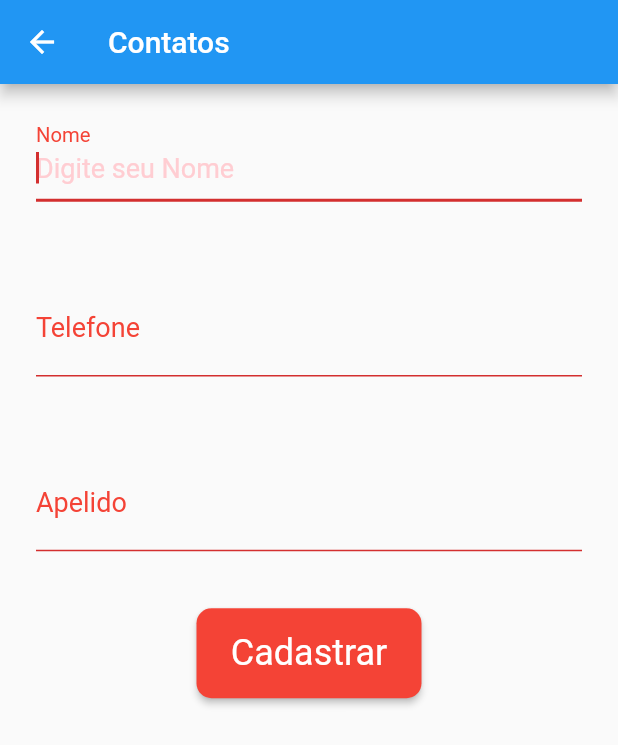
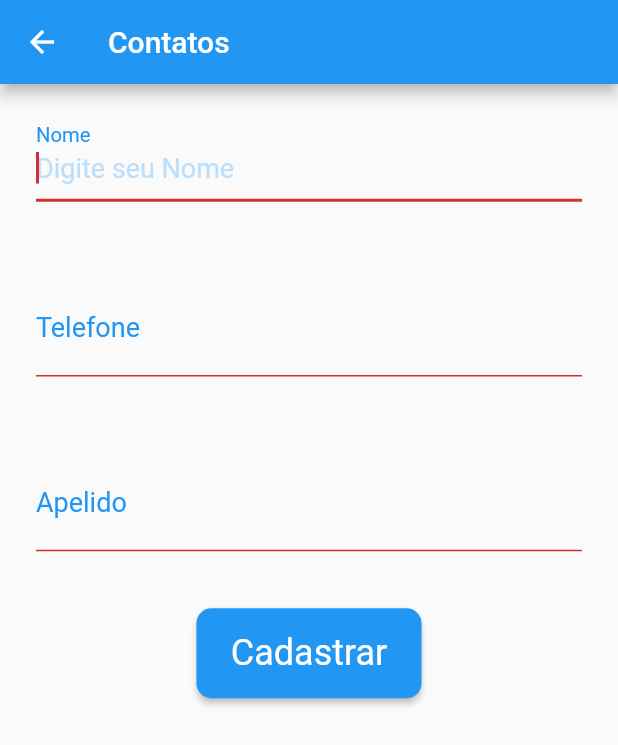
Before and after one commit to Everton-Moraes/booktron, a Flutter app: the CadastroContato screen opened directly, after a tap on "Cadastrar", on a phone screen of 412 x 824 dp. Shown: the top 745 px of the screen. Run offline on Flutter 3.47's test engine with Material 2 defaults, Android fonts, the phone set to English and light mode, and no system bars; our stand-ins replace cloud_firestore, firebase_core, flutter_masked_text; missing offline and left inert: validadores; accounts and stored records are empty.

Commit message:
Add - update - funcionando

```diff
--- a/lib/cadastro_contato.dart
+++ b/lib/cadastro_contato.dart
@@ -100,13 +100,21 @@ class _CadastroContatoState extends State<CadastroContato> {
         nome: nome,
         telefone: telefone,
       );
-
+      if (widget.contato == null) {
         db.collection('contatos').add({
           'foto': contato.foto,
           'nome': contato.nome,
           'telefone': contato.telefone,
           'apelido': contato.apelido
         });
+      } else {
+        db.collection('contatos').doc(widget.contato.idContato).update({
+          'foto': contato.foto,
+          'nome': contato.nome,
+          'telefone': contato.telefone,
+          'apelido': contato.apelido
+        });
+      }
       Navigator.pop(context);
     } else {
       /* ShowDialog.showMyDialog(
--- a/lib/components.dart
+++ b/lib/components.dart
@@ -25,12 +25,12 @@ class InputText extends StatelessWidget {
         controller: controlador,
         keyboardType:
             numerico != null ? TextInputType.number : TextInputType.text,
-        style: TextStyle(fontSize: 18, color: Colors.red),
+        style: TextStyle(fontSize: 18, color: Colors.blue),
         decoration: InputDecoration(
           labelText: titulo,
-          labelStyle: TextStyle(fontSize: 18, color: Colors.red),
+          labelStyle: TextStyle(fontSize: 18, color: Colors.blue),
           hintText: dica,
-          hintStyle: TextStyle(color: Colors.red[100]),
+          hintStyle: TextStyle(color: Colors.blue[100]),
         ),
       ),
     );
@@ -61,7 +61,7 @@ class Botao extends StatelessWidget {
           textAlign: TextAlign.center,
         ),
         style: ButtonStyle(
-          backgroundColor: MaterialStateProperty.all(Colors.red),
+          backgroundColor: MaterialStateProperty.all(Colors.blue),
           textStyle: MaterialStateProperty.all(TextStyle(fontSize: 24)),
           shape: MaterialStateProperty.all(
               RoundedRectangleBorder(borderRadius: BorderRadius.circular(10))),
```
Also changed, not shown: lib/home.dart (+37 -15 lines). Lines whose indentation alone changed are shown as unchanged.
